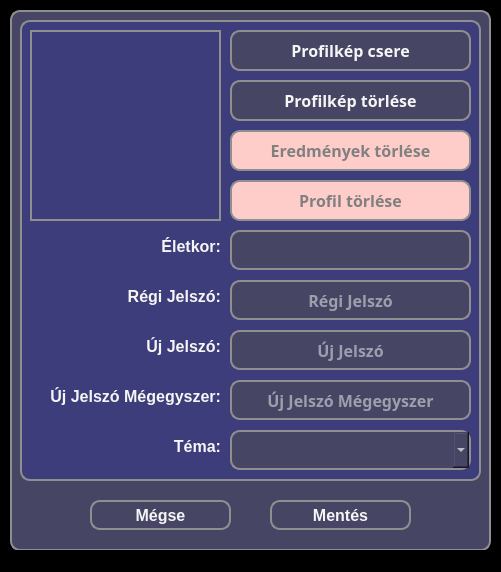
This is src/main/resources/ui/dark/darkSettingsWindow.ui in pkristof1999/Szakdolgozat as Qt 5 draws it before an edit. The edited form follows.
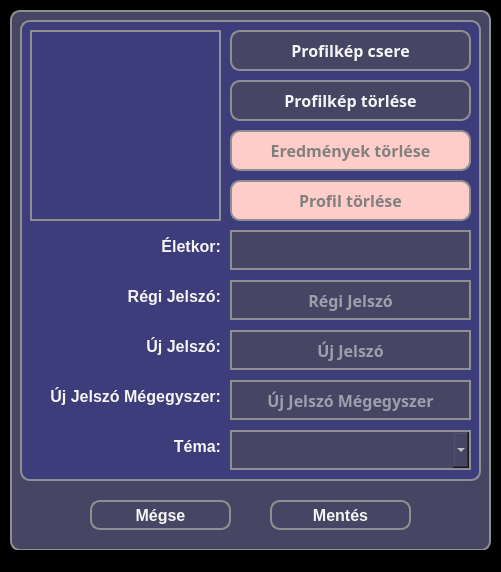
This is the edited form.

Diff of the .ui file:
```diff
--- a/src/main/resources/ui/dark/darkSettingsWindow.ui
+++ b/src/main/resources/ui/dark/darkSettingsWindow.ui
@@ -236,6 +236,7 @@
       <property name="styleSheet">
        <string notr="true">* {
 	background-color: rgb(70, 70, 100);
+	border-radius: 0;
 }</string>
       </property>
       <property name="editable">
@@ -294,6 +295,7 @@
       <property name="styleSheet">
        <string notr="true">* {
 	background-color: rgb(70, 70, 100);
+	border-radius: 0;
 	color: whitesmoke;
 }
 
@@ -337,6 +339,7 @@
       <property name="styleSheet">
        <string notr="true">* {
 	background-color: rgb(70, 70, 100);
+	border-radius: 0;
 	color: whitesmoke;
 }
 
@@ -377,6 +380,7 @@
       <property name="styleSheet">
        <string notr="true">* {
 	background-color: rgb(70, 70, 100);
+	border-radius: 0;
 	color: whitesmoke;
 }
 
@@ -417,6 +421,7 @@
       <property name="styleSheet">
        <string notr="true">* {
 	background-color: rgb(70, 70, 100);
+	border-radius: 0;
 	color: whitesmoke;
 }
 
```
